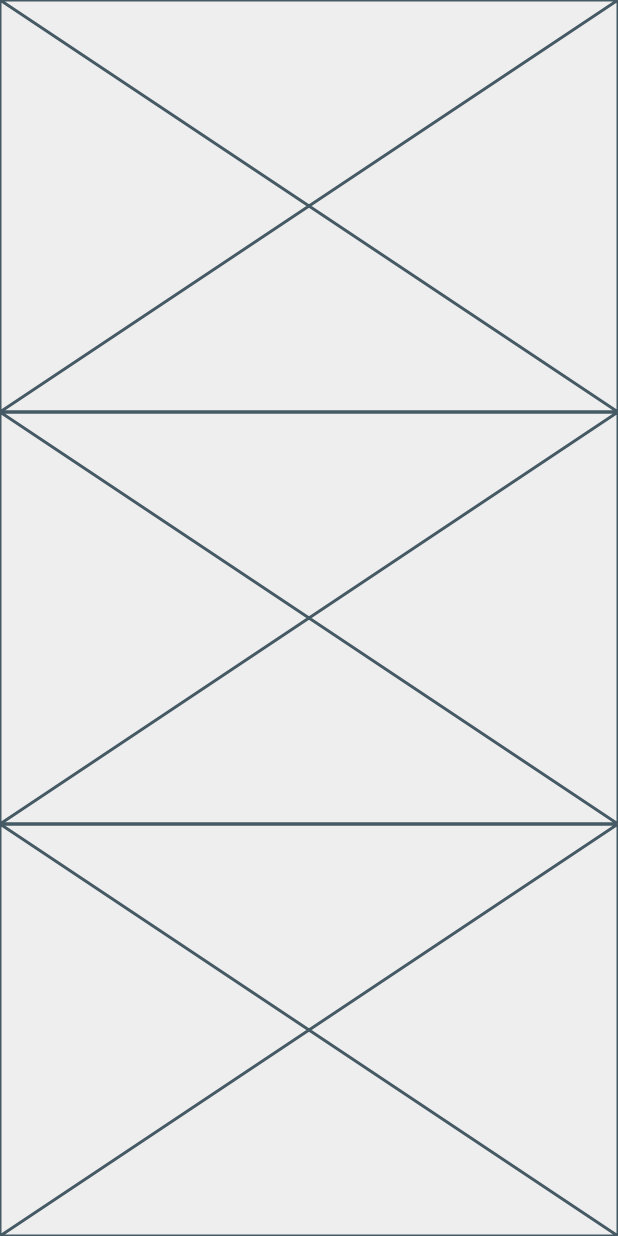
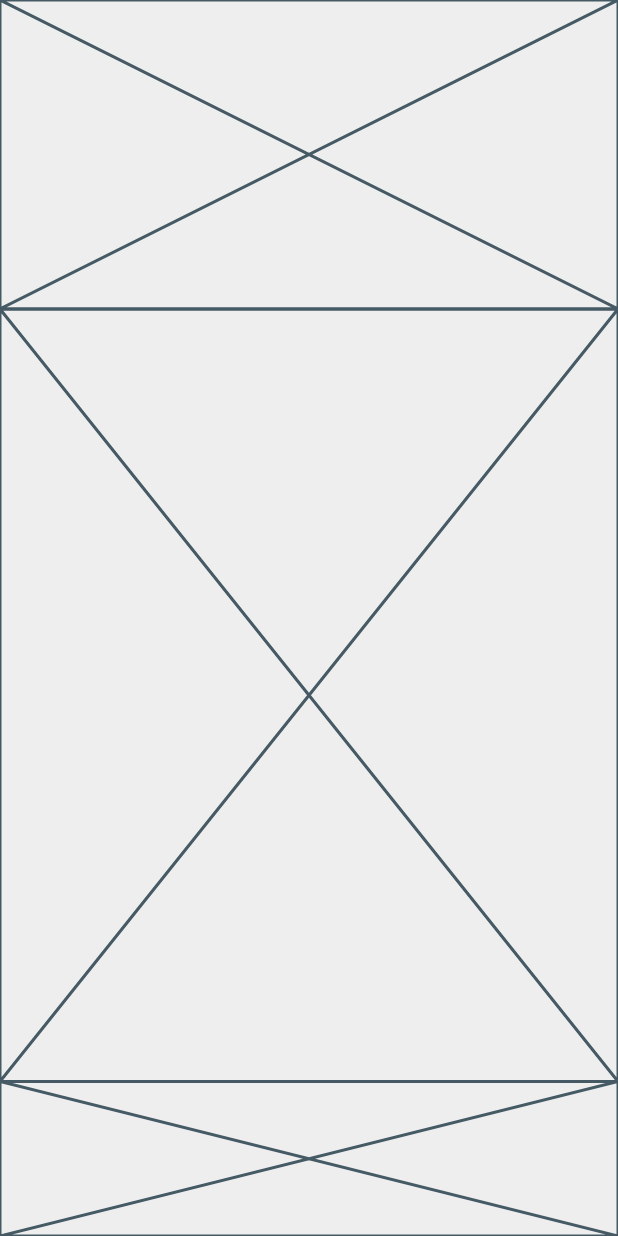
Before and after one commit to JAICHANGPARK/flutter_notebook_11th_story, a Flutter app: the screen it shows after launch, on a phone screen of 412 x 824 dp. Run offline on Flutter 3.47's test engine with Material 2 defaults, Android fonts, the phone set to English and light mode, and no system bars; our stand-ins replace backdrop, badges, flutter_inner_drawer, flutter_slidable, flutter_swiper, google_fonts.

Commit message:
Update food_home_page.dart

```diff
--- a/lib/ep744_food_app/ui/food_home_page.dart
+++ b/lib/ep744_food_app/ui/food_home_page.dart
@@ -16,9 +16,15 @@ class _FoodHomePageState extends State<FoodHomePage> {
 
         child: Column(
           children: [
-            Expanded(child: Placeholder()),
-            Expanded(child: Placeholder()),
-            Expanded(child: Placeholder()),
+            Expanded(
+                flex: 4,
+                child: Placeholder()),
+            Expanded(
+                flex: 10,
+                child: Placeholder()),
+            Expanded(
+                flex: 2,
+                child: Placeholder()),
           ],
         ),
       ),
```
